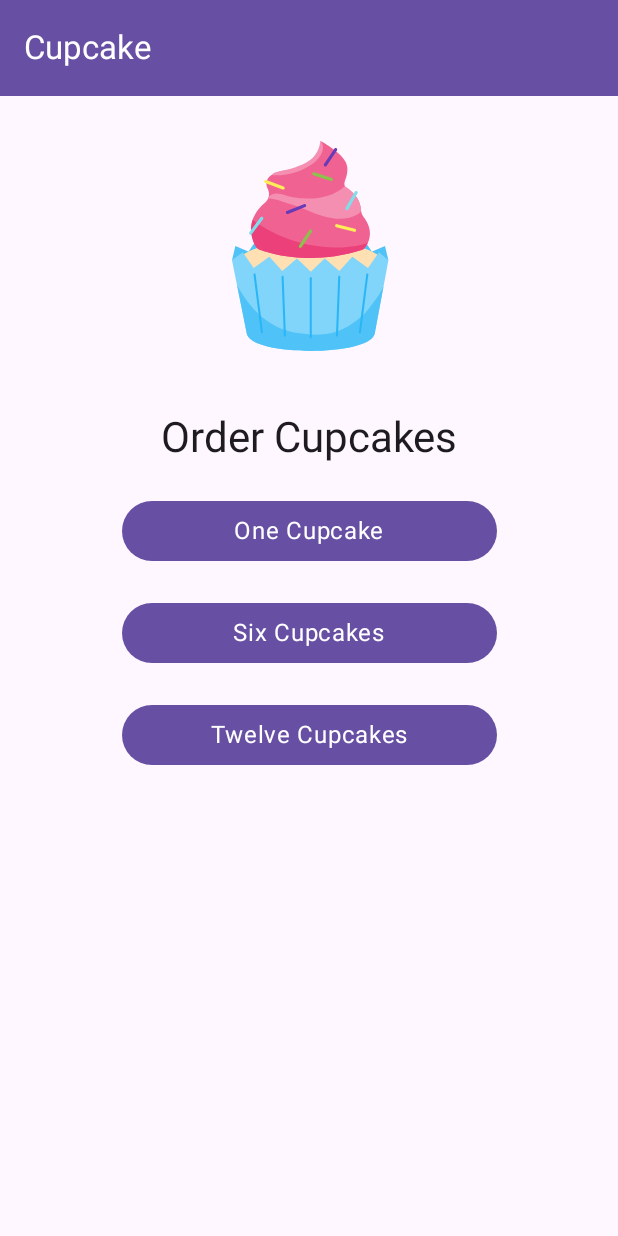
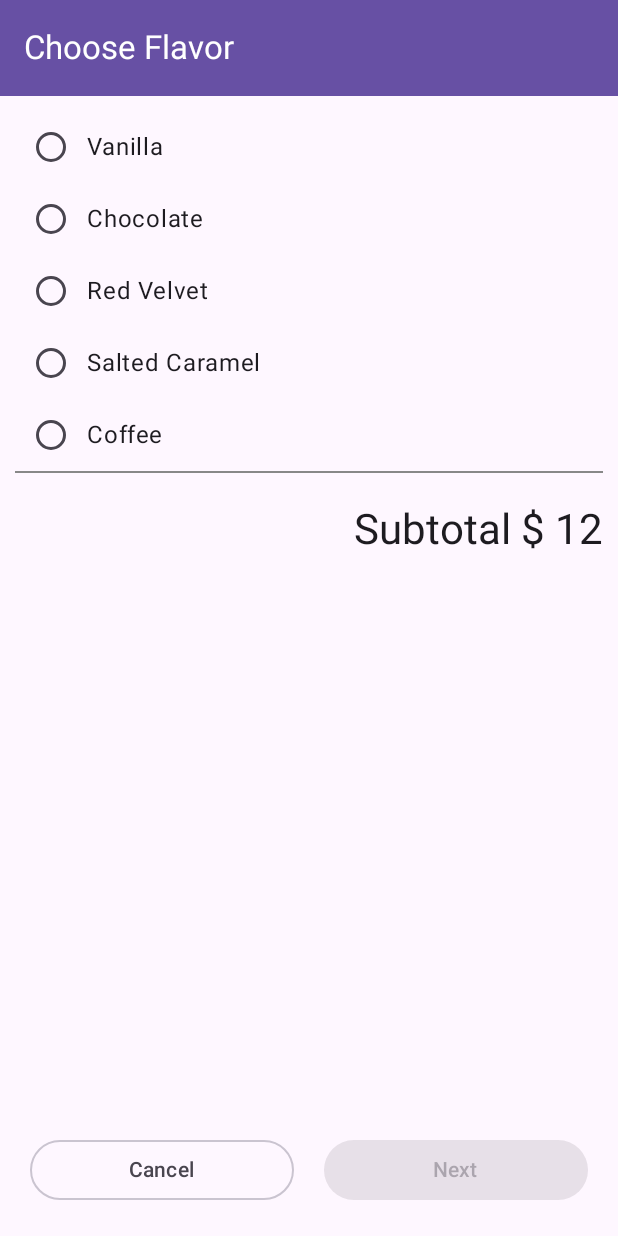
Before and after one commit to devhsb/Kotlin_Android-Development, an Android app built with Jetpack Compose: the screen it shows after launch (MainActivity), after a tap on "Six Cupcakes", on a phone screen of 412 x 824 dp. Run offline under Robolectric (Android 15) with nearby library versions, the phone set to English and light mode, and no system bars.

Commit message:
viewModel completed

```diff
--- /dev/null
+++ b/13 - Cupcake App/app/src/main/java/com/hasib/cupcake/CupcakeScreen.kt
@@ -0,0 +1,132 @@
+package com.hasib.cupcake
+
+import androidx.compose.foundation.layout.padding
+import androidx.compose.material3.ExperimentalMaterial3Api
+import androidx.compose.material3.Scaffold
+import androidx.compose.runtime.Composable
+import androidx.compose.runtime.collectAsState
+import androidx.compose.runtime.getValue
+import androidx.compose.runtime.mutableStateOf
+import androidx.compose.runtime.saveable.rememberSaveable
+import androidx.compose.runtime.setValue
+import androidx.compose.ui.Modifier
+import androidx.compose.ui.platform.LocalContext
+import androidx.compose.ui.res.stringResource
+import androidx.lifecycle.viewmodel.compose.viewModel
+import androidx.navigation.NavHostController
+import androidx.navigation.compose.NavHost
+import androidx.navigation.compose.composable
+import androidx.navigation.compose.rememberNavController
+import com.hasib.cupcake.ui.Common.CupcakeAppBar
+import com.hasib.cupcake.ui.CupcakeViewModel.CupcakeViewModel
+import com.hasib.cupcake.ui.DateScreen
+import com.hasib.cupcake.ui.FlavorScreen
+import com.hasib.cupcake.ui.OrderScreen
+import com.hasib.cupcake.ui.SummaryScreen
+
+enum class CupcakeScreens() {
+    Start,
+    Flavor,
+    Pickup,
+    Summary
+}
+
+@OptIn(ExperimentalMaterial3Api::class)
+@Composable
+fun CupcakeApp(
+    navController: NavHostController = rememberNavController(),
+    cupcakeViewModel: CupcakeViewModel = viewModel()
+) {
+    val cupcakeUiState by cupcakeViewModel.uiState.collectAsState()
+    var appBarTitle by rememberSaveable {
+        mutableStateOf("")
+    }
+    Scaffold(
+        topBar = {
+            CupcakeAppBar(title = appBarTitle)
+        }
+    ) { contentPadding ->
+
+        NavHost(
+            navController = navController,
+            startDestination = CupcakeScreens.Start.name,
+            modifier = Modifier.padding(contentPadding)
+        ) {
+            composable(
+                route = CupcakeScreens.Start.name
+            ) {
+                appBarTitle = "Cupcake"
+                OrderScreen(
+                    oneCupcakeBtn = {
+                        navController.navigate(CupcakeScreens.Flavor.name)
+                        cupcakeViewModel.updateUi(2, quantity = "2 Cupcake")
+                    },
+                    sixCupcakeBtn = {
+                        navController.navigate(CupcakeScreens.Flavor.name)
+                        cupcakeViewModel.updateUi(12, quantity = "6 Cupcakes")
+                    },
+                    twelveCupcakeBtn = {
+                        navController.navigate(CupcakeScreens.Flavor.name)
+                        cupcakeViewModel.updateUi(24, quantity = "12 Cupcakes")
+                    },
+                )
+            }
+
+            composable(route = CupcakeScreens.Flavor.name) {
+                appBarTitle = "Choose Flavor"
+                FlavorScreen(
+                    onNextButtonClicked = {
+                        navController.navigate(CupcakeScreens.Pickup.name)
+                    },
+                    onCancelButtonClicked ={
+                        cupcakeViewModel.resetUi()
+                        navController.popBackStack(
+                            route = CupcakeScreens.Start.name,
+                            inclusive = false
+                        )
+                    },
+                    subtotal = cupcakeUiState.subtotal,
+                    cupcakeViewModel = cupcakeViewModel
+                )
+            }
+
+            composable(route = CupcakeScreens.Pickup.name) {
+                appBarTitle = "Choose Pickup Date"
+                DateScreen(
+                    onCancelButtonClicked = {
+                        cupcakeViewModel.resetUi()
+                        navController.popBackStack(
+                            route = CupcakeScreens.Start.name,
+                            inclusive = false
+                        )
+                    },
+
+                    onNextButton = {
+                        navController.navigate(CupcakeScreens.Summary.name)
+                    },
+                    subtotal = cupcakeUiState.subtotal,
+                    cupcakeViewModel = cupcakeViewModel
+                )
+            }
+
+            composable(
+                route = CupcakeScreens.Summary.name,
+            ) {
+                appBarTitle = "Order Summary"
+                SummaryScreen(
+                    onCanelButton = {
+                        cupcakeViewModel.resetUi()
+                        navController.popBackStack(
+                        route = CupcakeScreens.Start.name,
+                        inclusive = false
+                    )
+                    },
+                    subtotal = cupcakeUiState.subtotal,
+                    quantity = cupcakeUiState.quantity,
+                    flavor = cupcakeUiState.flavor,
+                    pickupDate = cupcakeUiState.pickupDate
+                )
+            }
+        }
+    }
+}
--- a/13 - Cupcake App/app/src/main/java/com/hasib/cupcake/MainActivity.kt
+++ b/13 - Cupcake App/app/src/main/java/com/hasib/cupcake/MainActivity.kt
@@ -6,13 +6,7 @@ import androidx.activity.compose.setContent
 import androidx.compose.foundation.layout.fillMaxSize
 import androidx.compose.material3.MaterialTheme
 import androidx.compose.material3.Surface
-import androidx.compose.material3.Text
-import androidx.compose.runtime.Composable
 import androidx.compose.ui.Modifier
-import androidx.compose.ui.tooling.preview.Preview
-import com.hasib.cupcake.ui.CupcakeApp
-import com.hasib.cupcake.ui.DateScreen
-import com.hasib.cupcake.ui.FlavorScreen
 import com.hasib.cupcake.ui.theme.CupcakeTheme
 
 class MainActivity : ComponentActivity() {
--- /dev/null
+++ b/13 - Cupcake App/app/src/main/java/com/hasib/cupcake/ui/CupcakeViewModel/CupcakeUiState.kt
@@ -0,0 +1,8 @@
+package com.hasib.cupcake.ui.CupcakeViewModel
+
+data class CupcakeUiState(
+    var subtotal: Int = 0,
+    var quantity: String = "",
+    var flavor: String = "",
+    var pickupDate: String = ""
+)
--- /dev/null
+++ b/13 - Cupcake App/app/src/main/java/com/hasib/cupcake/ui/CupcakeViewModel/CupcakeViewModel.kt
@@ -0,0 +1,41 @@
+package com.hasib.cupcake.ui.CupcakeViewModel
+
+import androidx.lifecycle.ViewModel
+import kotlinx.coroutines.flow.MutableStateFlow
+import kotlinx.coroutines.flow.StateFlow
+import kotlinx.coroutines.flow.asStateFlow
+import kotlinx.coroutines.flow.update
+
+class CupcakeViewModel: ViewModel() {
+    private val _uiState = MutableStateFlow(CupcakeUiState())
+    val uiState: StateFlow<CupcakeUiState>
+        get() = _uiState.asStateFlow()
+
+    fun updateUi(
+        subtotal: Int = uiState.value.subtotal,
+        quantity: String = uiState.value.quantity,
+        flavor: String = uiState.value.flavor,
+        pickupDate: String = ""
+    ) {
+
+        _uiState.update { currentSate ->
+            currentSate.copy(
+                subtotal = subtotal,
+                quantity = quantity,
+                flavor = flavor,
+                pickupDate = pickupDate
+            )
+        }
+    }
+
+    fun resetUi() {
+        _uiState.update { currentState ->
+            currentState.copy(
+                subtotal = 0,
+                quantity = "",
+                flavor = "",
+                pickupDate = ""
+            )
+        }
+    }
+}
--- a/13 - Cupcake App/app/src/main/java/com/hasib/cupcake/ui/FlavorScreen.kt
+++ b/13 - Cupcake App/app/src/main/java/com/hasib/cupcake/ui/FlavorScreen.kt
@@ -2,24 +2,21 @@ package com.hasib.cupcake.ui
 
 import androidx.compose.foundation.ScrollState
 import androidx.compose.foundation.background
-import androidx.compose.foundation.gestures.scrollable
-import androidx.compose.foundation.layout.Box
 import androidx.compose.foundation.layout.Column
 import androidx.compose.foundation.layout.Row
 import androidx.compose.foundation.layout.Spacer
+import androidx.compose.foundation.layout.fillMaxSize
 import androidx.compose.foundation.layout.fillMaxWidth
 import androidx.compose.foundation.layout.height
 import androidx.compose.foundation.layout.padding
 import androidx.compose.foundation.verticalScroll
 import androidx.compose.material3.Button
-import androidx.compose.material3.ExperimentalMaterial3Api
 import androidx.compose.material3.MaterialTheme
 import androidx.compose.material3.OutlinedButton
 import androidx.compose.material3.RadioButton
-import androidx.compose.material3.Scaffold
 import androidx.compose.material3.Text
-import androidx.compose.material3.TopAppBar
 import androidx.compose.runtime.Composable
+import androidx.compose.runtime.collectAsState
 import androidx.compose.runtime.getValue
 import androidx.compose.runtime.mutableStateOf
 import androidx.compose.runtime.saveable.rememberSaveable
@@ -27,26 +24,40 @@ import androidx.compose.runtime.setValue
 import androidx.compose.ui.Alignment
 import androidx.compose.ui.Modifier
 import androidx.compose.ui.graphics.Color
+import androidx.compose.ui.res.stringResource
 import androidx.compose.ui.unit.dp
-import com.hasib.cupcake.ui.Common.CupcakeAppBar
+import androidx.lifecycle.viewmodel.compose.viewModel
+import com.hasib.cupcake.R
+import com.hasib.cupcake.ui.CupcakeViewModel.CupcakeViewModel
 import com.hasib.cupcake.ui.Data.Flavors
-import org.w3c.dom.Text
 
 
 @Composable
-fun FlavorScreen(){
+fun FlavorScreen(
+    onNextButtonClicked: () -> Unit = {},
+    onCancelButtonClicked: () -> Unit = {},
+    subtotal: Int,
+    cupcakeViewModel: CupcakeViewModel
+){
     FlavorUi(
         appBarTitle = "Choose Flavor",
-        radioButtons = Flavors().flavors
+        radioButtons = Flavors().flavors,
+        onNextButtonClicked = onNextButtonClicked,
+        onCancelButtonClicked = onCancelButtonClicked,
+        subtotal = subtotal,
+        cupcakeViewModel = cupcakeViewModel
     )
 }
 
-@OptIn(ExperimentalMaterial3Api::class)
 @Composable
 fun FlavorUi(
     modifier: Modifier = Modifier,
     appBarTitle: String,
-    radioButtons: List<String>
+    radioButtons: List<String>,
+    onNextButtonClicked: () -> Unit = {},
+    onCancelButtonClicked: () -> Unit = {},
+    subtotal: Int,
+    cupcakeViewModel: CupcakeViewModel
 ) {
     var selectedGender by rememberSaveable {
         mutableStateOf("")
@@ -54,23 +65,22 @@ fun FlavorUi(
     var nextButtonEnabled by rememberSaveable {
         mutableStateOf(false)
     }
-    Scaffold(
-        topBar = {
-            CupcakeAppBar(title = appBarTitle)
-        }
-    ) { contentPadding ->
 
-        Box(
-            modifier = Modifier.padding(contentPadding)
-        ) {
             Column(
-                modifier = Modifier.padding(10.dp)
+                modifier = Modifier
+                    .fillMaxSize()
+                    .padding(10.dp)
                     .verticalScroll(enabled = true, state = ScrollState(1))
             ) {
                 radioButtons.forEach { button ->
                     FlavorRadioButton(
                         flavor = button, selected = selectedGender == button,
                         onClick = {
+                            if(Flavors().flavors.contains(button)) {
+                                cupcakeViewModel.updateUi(flavor = button)
+                            }else {
+                                cupcakeViewModel.updateUi(pickupDate = button)
+                            }
                             selectedGender = button
                             if(!nextButtonEnabled){
                                 nextButtonEnabled = true
@@ -88,22 +98,21 @@ fun FlavorUi(
                 )
                 //subtotal text
                     Text(
-                    text = "Subtotal $2.00",
+                        text = stringResource(R.string.subtotal, subtotal),
                         style = MaterialTheme.typography.headlineMedium,
                         modifier = Modifier
                             .padding(top = 20.dp)
                             .align(alignment = Alignment.End)
-                        .weight(2f)
+                            .weight(1f)
                     )
+
                 //nextCancel buttons
-                Row(
-                    modifier = Modifier
-                ) {
+                Row() {
                     OutlinedButton(
                         modifier = Modifier
                             .weight(1f)
                             .padding(10.dp),
-                        onClick = { }
+                        onClick = onCancelButtonClicked
                     ) {
                         Text(text = "Cancel")
                     }
@@ -112,15 +121,14 @@ fun FlavorUi(
                         modifier = Modifier
                             .weight(1f)
                             .padding(10.dp),
-                        onClick = { },
+                        onClick = onNextButtonClicked,
                         enabled = nextButtonEnabled
                     ) {
                         Text(text = "Next")
                     }
                 }
             }
-        }
-    }
+
 }
 
 //Radio button
--- /dev/null
+++ b/13 - Cupcake App/app/src/main/java/com/hasib/cupcake/ui/OrderScreen.kt
@@ -0,0 +1,98 @@
+package com.hasib.cupcake.ui
+
+import androidx.compose.foundation.Image
+import androidx.compose.foundation.layout.Arrangement
+import androidx.compose.foundation.layout.Column
+import androidx.compose.foundation.layout.fillMaxWidth
+import androidx.compose.foundation.layout.padding
+import androidx.compose.foundation.layout.size
+import androidx.compose.foundation.layout.width
+import androidx.compose.material3.Button
+import androidx.compose.material3.ExperimentalMaterial3Api
+import androidx.compose.material3.MaterialTheme
+import androidx.compose.material3.Scaffold
+import androidx.compose.material3.Text
+import androidx.compose.runtime.Composable
+import androidx.compose.runtime.collectAsState
+import androidx.compose.runtime.getValue
+import androidx.compose.ui.Alignment
+import androidx.compose.ui.Modifier
+import androidx.compose.ui.platform.LocalContext
+import androidx.compose.ui.res.painterResource
+import androidx.compose.ui.res.stringResource
+import androidx.compose.ui.unit.dp
+import androidx.lifecycle.viewmodel.compose.viewModel
+import androidx.navigation.NavHostController
+import androidx.navigation.compose.NavHost
+import androidx.navigation.compose.composable
+import androidx.navigation.compose.rememberNavController
+import com.hasib.cupcake.CupcakeScreens
+import com.hasib.cupcake.R
+import com.hasib.cupcake.ui.Common.CupcakeAppBar
+import com.hasib.cupcake.ui.CupcakeViewModel.CupcakeViewModel
+
+
+@Composable
+fun OrderScreen(
+    oneCupcakeBtn: () -> Unit,
+    sixCupcakeBtn: () -> Unit,
+    twelveCupcakeBtn: () -> Unit,
+) {
+    OrderUi(
+        oneCupcakeBtn = oneCupcakeBtn,
+        sixCupcakeBtn = sixCupcakeBtn,
+        twelveCupcakeBtn = twelveCupcakeBtn
+    )
+}
+
+@Composable
+fun OrderUi(
+    modifier: Modifier = Modifier,
+    cupcakeViewModel: CupcakeViewModel = viewModel(),
+    oneCupcakeBtn: () -> Unit,
+    sixCupcakeBtn: () -> Unit,
+    twelveCupcakeBtn: () -> Unit
+
+) {
+    val cupcakeUiState by cupcakeViewModel.uiState.collectAsState()
+        Column(
+            modifier = Modifier.fillMaxWidth(),
+            verticalArrangement = Arrangement.Center,
+            horizontalAlignment = Alignment.CenterHorizontally
+        ) {
+
+            //cupcake image
+            Image(
+                painter = painterResource(id = R.drawable.cupcake),
+                contentDescription = stringResource(id = R.string.app_name),
+                modifier = Modifier
+                    .size(170.dp)
+                    .padding(top = 30.dp)
+            )
+
+            // order text
+            Text(
+                text = stringResource(R.string.order_cupcakes),
+                style = MaterialTheme.typography.headlineMedium,
+                modifier = Modifier.padding(top = 40.dp)
+            )
+
+            // order buttons
+            OrderButton(text = "One Cupcake", onClick = oneCupcakeBtn)
+            OrderButton(text = "Six Cupcakes", onClick = sixCupcakeBtn)
+            OrderButton(text = "Twelve Cupcakes", onClick = twelveCupcakeBtn)
+
+        }
+}
+
+@Composable
+fun OrderButton(text: String, modifier: Modifier = Modifier, onClick: () -> Unit) {
+    Button(
+        onClick = onClick,
+        modifier = Modifier
+            .width(250.dp)
+            .padding(top = 20.dp)
+    ) {
+        Text(text = text, style = MaterialTheme.typography.bodyLarge)
+    }
+}
--- a/13 - Cupcake App/app/src/main/res/values/strings.xml
+++ b/13 - Cupcake App/app/src/main/res/values/strings.xml
@@ -1,4 +1,5 @@
 <resources>
     <string name="app_name">Cupcake</string>
     <string name="order_cupcakes">Order Cupcakes</string>
+    <string name="subtotal">Subtotal $ %s</string>
 </resources>
```
Also changed, not shown: 13 - Cupcake App/app/build.gradle.kts (+6 -4 lines), 13 - Cupcake App/app/src/main/java/com/hasib/cupcake/ui/PickupDateScreen.kt (+23 -4 lines), 13 - Cupcake App/app/src/main/java/com/hasib/cupcake/ui/SummaryScreen.kt (added, +118 -0 lines). Lines whose indentation alone changed are shown as unchanged.
